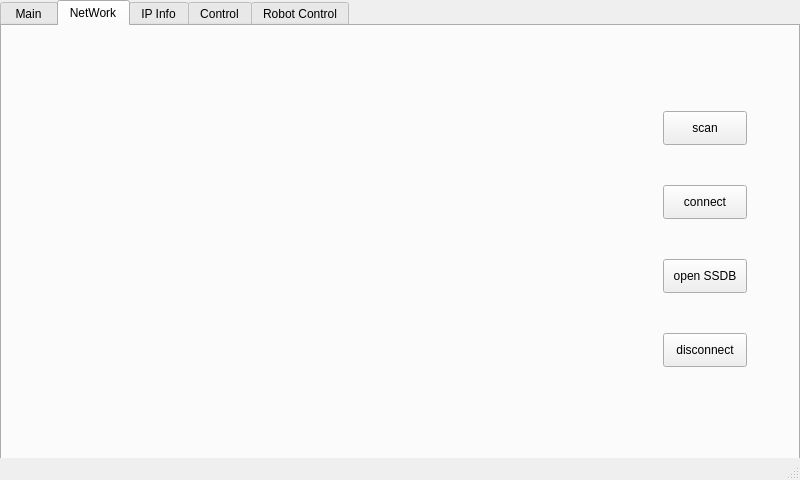
wylnii/service-robot, file mainwindow800*480.ui: the form before one commit.
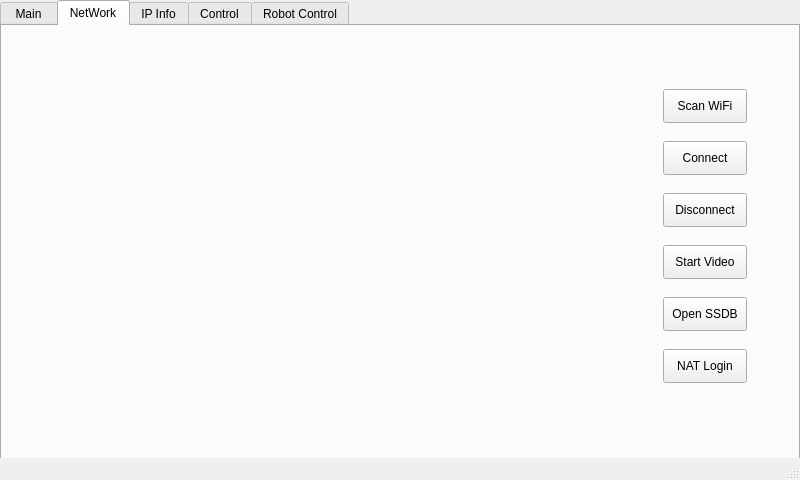
The form after the commit. The open tabs and pages were chosen to show the change. Icons and pictures are not drawn.

Commit message: 版本更新至3.0.0。将ffmpeg视频推送与NAT Client整合进当前系统，可同时通过NAT和SSDB控制机器人;通过USB_WiFi连接网络时，移除audioPlayer进程。

The edit to the form file:
```diff
--- a/mainwindow800*480.ui
+++ b/mainwindow800*480.ui
@@ -131,7 +131,7 @@
            <enum>Qt::NoFocus</enum>
           </property>
           <property name="text">
-           <string>scan</string>
+           <string>Scan WiFi</string>
           </property>
          </widget>
         </item>
@@ -147,23 +147,7 @@
            <enum>Qt::NoFocus</enum>
           </property>
           <property name="text">
-           <string>connect</string>
-          </property>
-         </widget>
-        </item>
-        <item>
-         <widget class="QPushButton" name="pushButton_openssdb">
-          <property name="minimumSize">
-           <size>
-            <width>0</width>
-            <height>34</height>
-           </size>
-          </property>
-          <property name="focusPolicy">
-           <enum>Qt::NoFocus</enum>
-          </property>
-          <property name="text">
-           <string>open SSDB</string>
+           <string>Connect</string>
           </property>
          </widget>
         </item>
@@ -179,7 +163,55 @@
            <enum>Qt::NoFocus</enum>
           </property>
           <property name="text">
-           <string>disconnect</string>
+           <string>Disconnect</string>
+          </property>
+         </widget>
+        </item>
+        <item>
+         <widget class="QPushButton" name="pushButton_startvideo">
+          <property name="minimumSize">
+           <size>
+            <width>0</width>
+            <height>34</height>
+           </size>
+          </property>
+          <property name="focusPolicy">
+           <enum>Qt::NoFocus</enum>
+          </property>
+          <property name="text">
+           <string>Start Video</string>
+          </property>
+         </widget>
+        </item>
+        <item>
+         <widget class="QPushButton" name="pushButton_openssdb">
+          <property name="minimumSize">
+           <size>
+            <width>0</width>
+            <height>34</height>
+           </size>
+          </property>
+          <property name="focusPolicy">
+           <enum>Qt::NoFocus</enum>
+          </property>
+          <property name="text">
+           <string>Open SSDB</string>
+          </property>
+         </widget>
+        </item>
+        <item>
+         <widget class="QPushButton" name="pushButton_natlogin">
+          <property name="minimumSize">
+           <size>
+            <width>0</width>
+            <height>34</height>
+           </size>
+          </property>
+          <property name="focusPolicy">
+           <enum>Qt::NoFocus</enum>
+          </property>
+          <property name="text">
+           <string>NAT Login</string>
           </property>
          </widget>
         </item>
```
Left out of the diff: 8 changed lines with no effect on the pictures. The commit also changes 21 other files.
